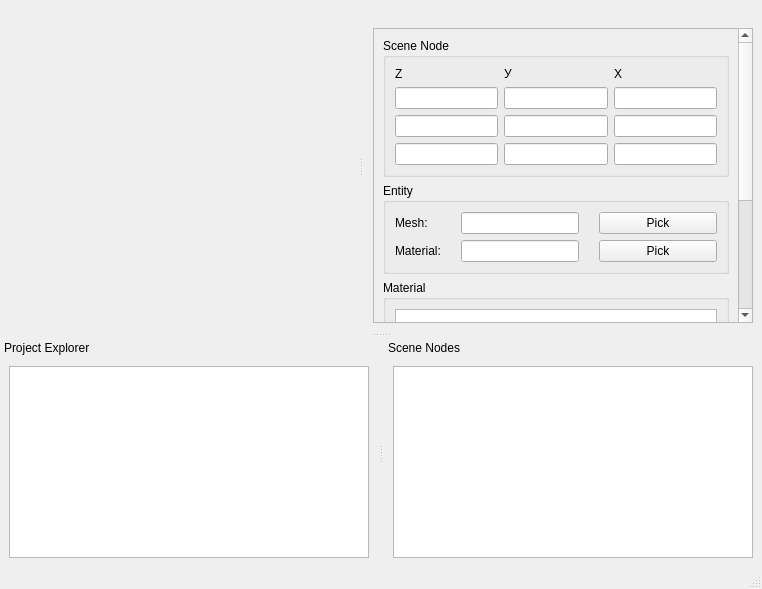
Old version of the form mainwindow.ui in the repository Smiter/Ogre_editor.
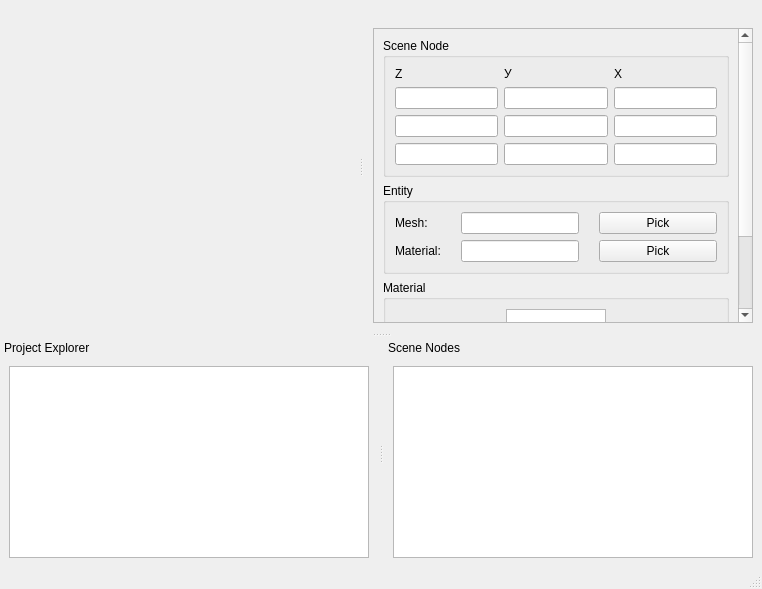
New version of the form.

Diff of the .ui file:
```diff
--- a/mainwindow.ui
+++ b/mainwindow.ui
@@ -198,9 +198,9 @@
         <property name="geometry">
          <rect>
           <x>0</x>
-          <y>-66</y>
-          <width>385</width>
-          <height>472</height>
+          <y>-104</y>
+          <width>436</width>
+          <height>380</height>
          </rect>
         </property>
         <layout class="QVBoxLayout" name="verticalLayout_2">
@@ -468,11 +468,23 @@
                    <bool>true</bool>
                   </property>
                   <property name="sizePolicy">
-                   <sizepolicy hsizetype="Preferred" vsizetype="Fixed">
+                   <sizepolicy hsizetype="Maximum" vsizetype="Maximum">
                     <horstretch>0</horstretch>
                     <verstretch>0</verstretch>
                    </sizepolicy>
                   </property>
+                  <property name="minimumSize">
+                   <size>
+                    <width>100</width>
+                    <height>100</height>
+                   </size>
+                  </property>
+                  <property name="maximumSize">
+                   <size>
+                    <width>100</width>
+                    <height>100</height>
+                   </size>
+                  </property>
                  </widget>
                 </item>
                </layout>
```
Left out of the diff: 1 changed line with no effect on the pictures.
